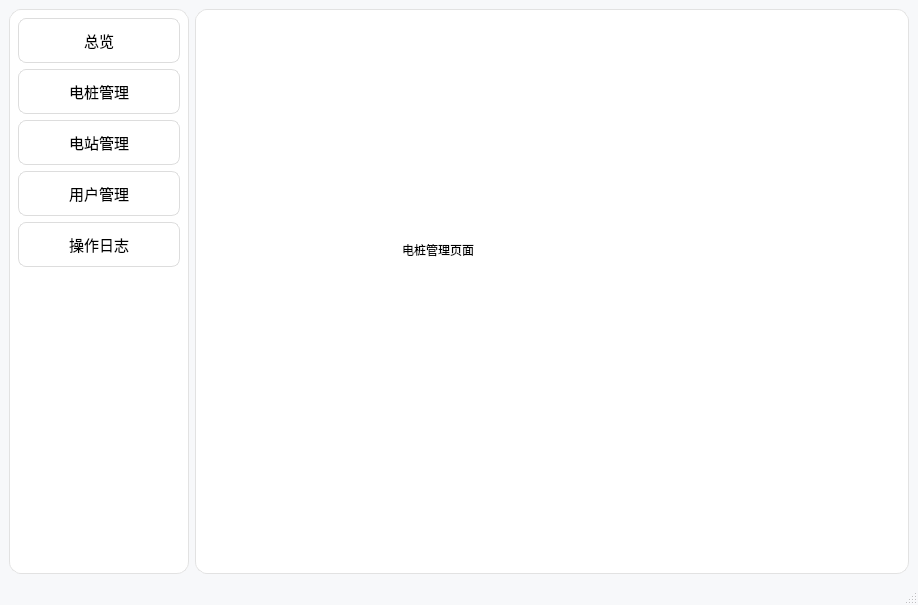
river-cc-77/task_ShortSemester, file admin/mainwindow.ui: the form before one commit.
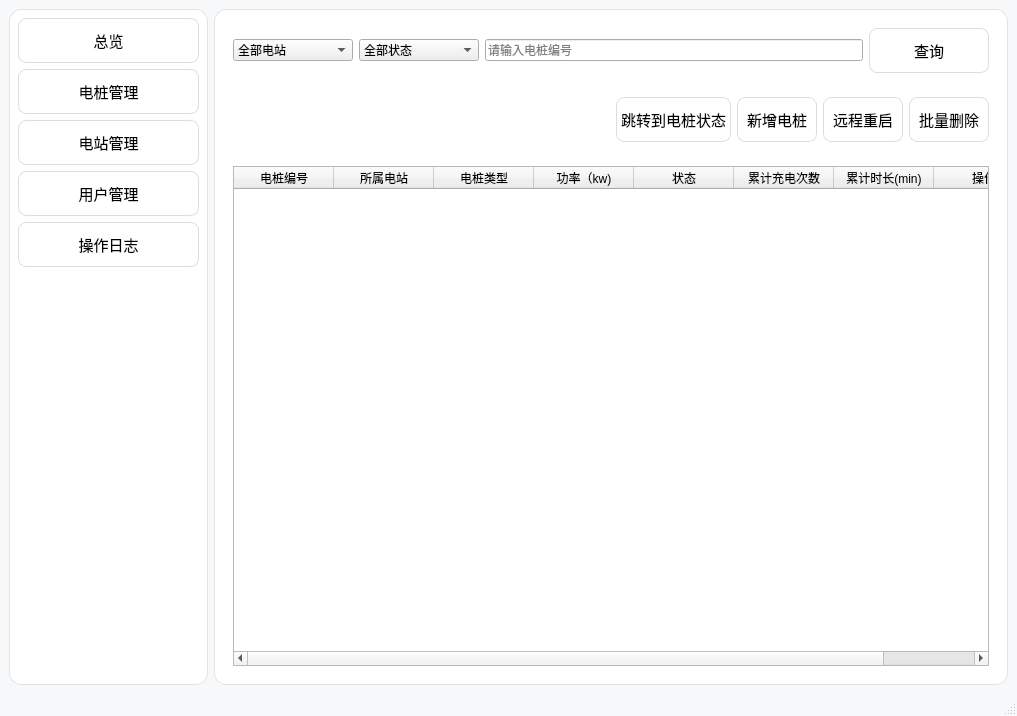
The form after the commit. The open tabs and pages were chosen to show the change.

Commit message: 充电桩admin：完成电桩编辑弹窗，编辑/重启/删除按钮完整功能

Patch:
```diff
--- a/admin/mainwindow.ui
+++ b/admin/mainwindow.ui
@@ -6,8 +6,8 @@
    <rect>
     <x>0</x>
     <y>0</y>
-    <width>918</width>
-    <height>605</height>
+    <width>1017</width>
+    <height>716</height>
    </rect>
   </property>
   <property name="windowTitle">
@@ -18,7 +18,6 @@
 QMainWindow{
     background-color:#f7f8fa;
 }
-
 /* 侧边栏容器：对象名 sideBarWidget，QWidget不识别padding，padding删掉，边距交给内部布局 */
 QWidget#sideBarWidget
 {
@@ -26,7 +25,6 @@
     border:1px solid #e2e2e2;
     border-radius:12px;
 }
-
 /* 侧边按钮普通状态 */
 QPushButton
 {
@@ -62,7 +60,6 @@
 {
     background-color:#e9e9e9;
 }
-
 /* StackedWidget：外层大圆角白色卡片容器 */
 QStackedWidget
 {
@@ -70,35 +67,45 @@
     border-radius:12px;
     border:1px solid #e2e2e2;
 }
-
-/* 四个统计卡片 */
-QWidget#card1, QWidget#card2, QWidget#card3, QWidget#card4
+/* 六个统计卡片【合并card1‑card6，统一背景边框】 */
+QWidget#card1, QWidget#card2, QWidget#card3, QWidget#card4,
+QWidget#card5, QWidget#card6
 {
-    background-color:#fff5eb;
+    background-color:#f0f7ff;
     border-radius:10px;
-    border:1px solid #f2d8c3;
+    border:1px solid #d9e8ff;
 }
 
-/* 卡片标题：15pt */
-QLabel#labTitleincome,
+/* 卡片标题：15pt，修正为正确对象名 labTitleIncome */
+QLabel#labTitleIncome,
 QLabel#labTitleOrder,
 QLabel#labTitleOnline,
-QLabel#labTitleUser
+QLabel#labTitleUser,
+QLabel#labTitleMonthIncome,
+QLabel#labTitleTotalIncome
 {
     font-size: 15pt;
     color: #404040;
 }
-
-/* 卡片数值：23pt */
+/* 卡片数值：23pt，新增本月、累计营收数值标签 */
 QLabel#labIncome,
 QLabel#labOrderCnt,
 QLabel#labPileOnline,
-QLabel#labUserCnt
+QLabel#labUserCnt,
+QLabel#labMonthIncome,
+QLabel#labTotalIncome
 {
     font-size: 23pt;
     font-weight: 600;
     color: #111111;
 }
+
+/* -------- 顶部两个操作按钮（刷新、图表按钮）可选微调 -------- */
+QPushButton#btnRefresh, QPushButton#btnShowChart
+{
+    padding:6px 14px;
+    font-size:10pt;
+}
 </string>
   </property>
   <widget class="QWidget" name="centralwidget">
@@ -458,19 +465,251 @@
        </layout>
       </widget>
       <widget class="QWidget" name="page_1">
-       <widget class="QLabel" name="labelPilePage">
-        <property name="geometry">
-         <rect>
-          <x>206</x>
-          <y>230</y>
-          <width>141</width>
+       <layout class="QVBoxLayout" name="verticalLayout_10" stretch="0,0,1">
+        <item>
+         <widget class="QWidget" name="widget_4" native="true">
+          <layout class="QHBoxLayout" name="horizontalLayout_5">
+           <item>
+            <widget class="QComboBox" name="comboStation">
+             <property name="minimumSize">
+              <size>
+               <width>120</width>
+               <height>0</height>
+              </size>
+             </property>
+             <item>
+              <property name="text">
+               <string>全部电站
+</string>
+              </property>
+             </item>
+            </widget>
+           </item>
+           <item>
+            <widget class="QComboBox" name="comboPileStatus">
+             <property name="minimumSize">
+              <size>
+               <width>120</width>
+               <height>0</height>
+              </size>
+             </property>
+             <item>
+              <property name="text">
+               <string>全部状态</string>
+              </property>
+             </item>
+             <item>
+              <property name="text">
+               <string>闲置</string>
+              </property>
+             </item>
+             <item>
+              <property name="text">
+               <string>预约</string>
+              </property>
+             </item>
+             <item>
+              <property name="text">
+               <string>在用</string>
+              </property>
+             </item>
+             <item>
+              <property name="text">
+               <string>故障</string>
+              </property>
+             </item>
+            </widget>
+           </item>
+           <item>
+            <widget class="QLineEdit" name="lineEditPileId">
+             <property name="placeholderText">
+              <string>请输入电桩编号</string>
+             </property>
+            </widget>
+           </item>
+           <item>
+            <widget class="QPushButton" name="btnPileQuery">
+             <property name="sizePolicy">
+              <sizepolicy hsizetype="Preferred" vsizetype="Fixed">
+               <horstretch>0</horstretch>
+               <verstretch>0</verstretch>
+              </sizepolicy>
+             </property>
+             <property name="minimumSize">
+              <size>
+               <width>120</width>
+               <height>0</height>
+              </size>
+             </property>
+             <property name="text">
+              <string>查询</string>
+             </property>
+            </widget>
+           </item>
+          </layout>
+         </widget>
+        </item>
+        <item>
+         <widget class="QWidget" name="widget_6" native="true">
+          <layout class="QHBoxLayout" name="horizontalLayout_7">
+           <item>
+            <spacer name="horizontalSpacer_2">
+             <property name="orientation">
+              <enum>Qt::Horizontal</enum>
+             </property>
+             <property name="sizeHint" stdset="0">
+              <size>
+               <width>40</width>
           <height>20</height>
-         </rect>
-        </property>
+              </size>
+             </property>
+            </spacer>
+           </item>
+           <item>
+            <widget class="QPushButton" name="btnGoPileStatus">
+             <property name="sizePolicy">
+              <sizepolicy hsizetype="Fixed" vsizetype="Fixed">
+               <horstretch>0</horstretch>
+               <verstretch>0</verstretch>
+              </sizepolicy>
+             </property>
+             <property name="minimumSize">
+              <size>
+               <width>80</width>
+               <height>0</height>
+              </size>
+             </property>
         <property name="text">
-         <string>电桩管理页面</string>
-        </property>
-       </widget>
+              <string>跳转到电桩状态</string>
+             </property>
+            </widget>
+           </item>
+           <item>
+            <widget class="QPushButton" name="btnAddPile">
+             <property name="sizePolicy">
+              <sizepolicy hsizetype="Preferred" vsizetype="Fixed">
+               <horstretch>0</horstretch>
+               <verstretch>0</verstretch>
+              </sizepolicy>
+             </property>
+             <property name="minimumSize">
+              <size>
+               <width>80</width>
+               <height>0</height>
+              </size>
+             </property>
+             <property name="text">
+              <string>新增电桩</string>
+             </property>
+            </widget>
+           </item>
+           <item>
+            <widget class="QPushButton" name="btnRemoteReboot">
+             <property name="sizePolicy">
+              <sizepolicy hsizetype="Preferred" vsizetype="Fixed">
+               <horstretch>0</horstretch>
+               <verstretch>0</verstretch>
+              </sizepolicy>
+             </property>
+             <property name="minimumSize">
+              <size>
+               <width>80</width>
+               <height>0</height>
+              </size>
+             </property>
+             <property name="text">
+              <string>远程重启</string>
+             </property>
+            </widget>
+           </item>
+           <item>
+            <widget class="QPushButton" name="btnBatchDelete">
+             <property name="sizePolicy">
+              <sizepolicy hsizetype="Preferred" vsizetype="Fixed">
+               <horstretch>0</horstretch>
+               <verstretch>0</verstretch>
+              </sizepolicy>
+             </property>
+             <property name="minimumSize">
+              <size>
+               <width>80</width>
+               <height>0</height>
+              </size>
+             </property>
+             <property name="text">
+              <string>批量删除</string>
+             </property>
+            </widget>
+           </item>
+          </layout>
+         </widget>
+        </item>
+        <item>
+         <widget class="QWidget" name="widget_5" native="true">
+          <property name="sizePolicy">
+           <sizepolicy hsizetype="Expanding" vsizetype="Expanding">
+            <horstretch>0</horstretch>
+            <verstretch>0</verstretch>
+           </sizepolicy>
+          </property>
+          <layout class="QVBoxLayout" name="verticalLayout_11">
+           <item>
+            <widget class="QTableWidget" name="tableWidgetPile">
+             <property name="selectionMode">
+              <enum>QAbstractItemView::MultiSelection</enum>
+             </property>
+             <property name="selectionBehavior">
+              <enum>QAbstractItemView::SelectRows</enum>
+             </property>
+             <property name="columnCount">
+              <number>8</number>
+             </property>
+             <column>
+              <property name="text">
+               <string>电桩编号</string>
+              </property>
+             </column>
+             <column>
+              <property name="text">
+               <string>所属电站</string>
+              </property>
+             </column>
+             <column>
+              <property name="text">
+               <string>电桩类型</string>
+              </property>
+             </column>
+             <column>
+              <property name="text">
+               <string>功率（kw)</string>
+              </property>
+             </column>
+             <column>
+              <property name="text">
+               <string>状态</string>
+              </property>
+             </column>
+             <column>
+              <property name="text">
+               <string>累计充电次数</string>
+              </property>
+             </column>
+             <column>
+              <property name="text">
+               <string>累计时长(min)</string>
+              </property>
+             </column>
+             <column>
+              <property name="text">
+               <string>操作</string>
+              </property>
+             </column>
+            </widget>
+           </item>
+          </layout>
+         </widget>
+        </item>
+       </layout>
       </widget>
       <widget class="QWidget" name="page_2">
        <widget class="QLabel" name="labelStationPage">
```
Left out of the diff: 305 changed lines with no effect on the pictures. Lines whose indentation alone changed are shown as unchanged. The commit also changes 9 other files.
